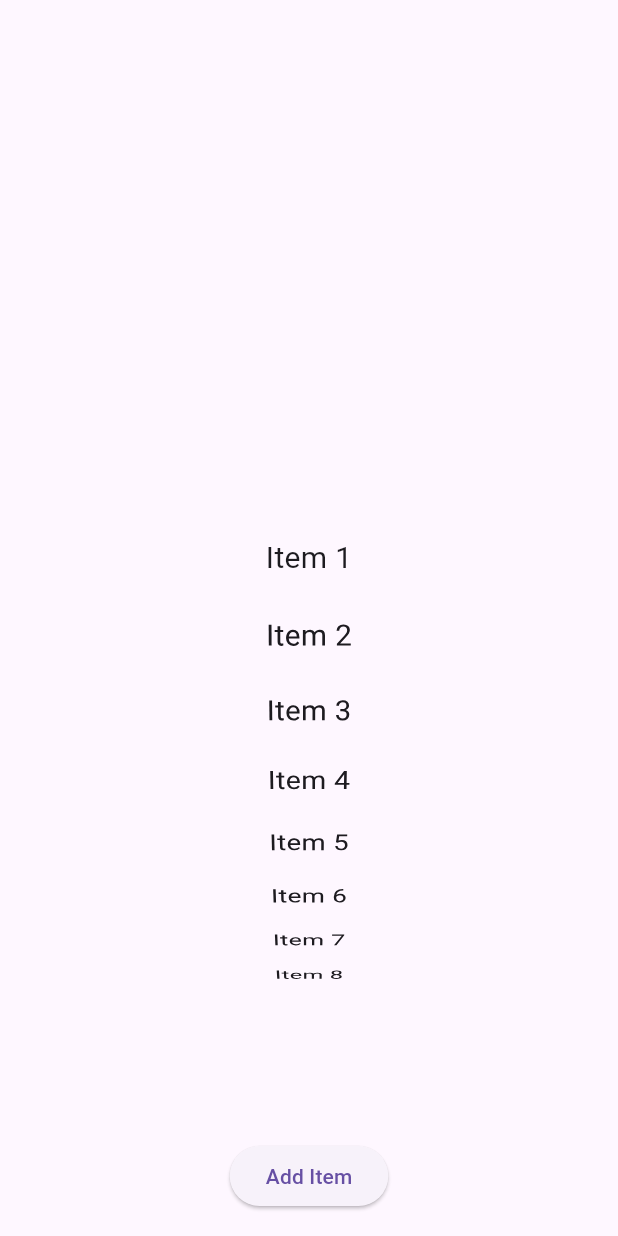
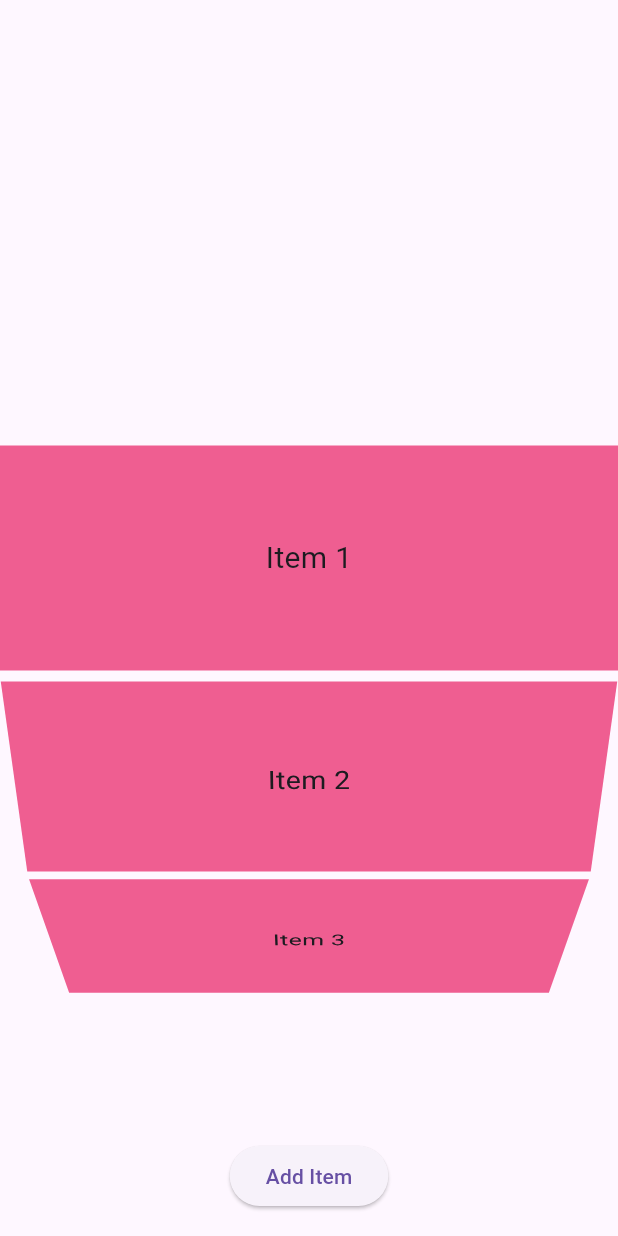
Before and after one commit to JakariaKhan-CSE/Media-Player-App, a Flutter app: the TimeLineScreen widget shown alone on an empty page, opened directly, on a phone screen of 412 x 824 dp. Run offline on Flutter 3.47's test engine with Material 3 defaults, Android fonts, the phone set to English and light mode, and no system bars; our stand-ins replace audioplayers, camera, image_picker, video_player; missing offline and left inert: record.

```diff
--- a/lib/timeline.dart
+++ b/lib/timeline.dart
@@ -9,7 +9,7 @@ class TimeLineScreen extends StatefulWidget {
 
 class _TimeLineScreenState extends State<TimeLineScreen> {
   // Dummy data
-  List<String> items = List.generate(20, (index) => 'Item ${index + 1}');
+  List<String> items = List.generate(10, (index) => 'Item ${index + 1}');
 
   // Controller to manage scroll position
   final FixedExtentScrollController _scrollController =
@@ -66,16 +66,19 @@ class _TimeLineScreenState extends State<TimeLineScreen> {
           children: [
             Expanded(
               child: ListWheelScrollView.useDelegate(
-                  itemExtent: 50, // Height of each item
+                  itemExtent: 150, // Height of each item
                   controller: _scrollController, // Attach the scroll controller
                   physics: FixedExtentScrollPhysics(), // Snap to items
                   childDelegate: ListWheelChildBuilderDelegate(
                     childCount: items.length,
                     builder: (context, index) {
-                      return Center(
-                        child: Text(
-                          items[index],
-                          style: TextStyle(fontSize: 20),
+                      return Container(
+                        color: Colors.pink.withAlpha(180),
+                        child: Center(
+                          child: Text(
+                            items[index],
+                            style: TextStyle(fontSize: 20),
+                          ),
                         ),
                       );
                       // return Container(
```
